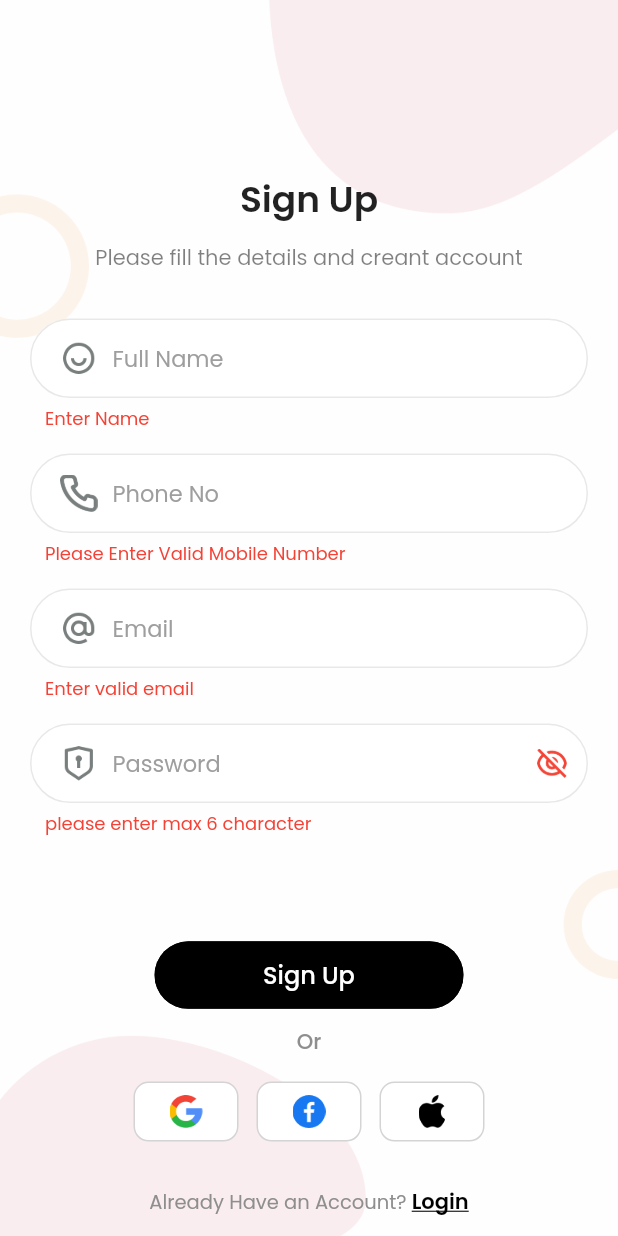
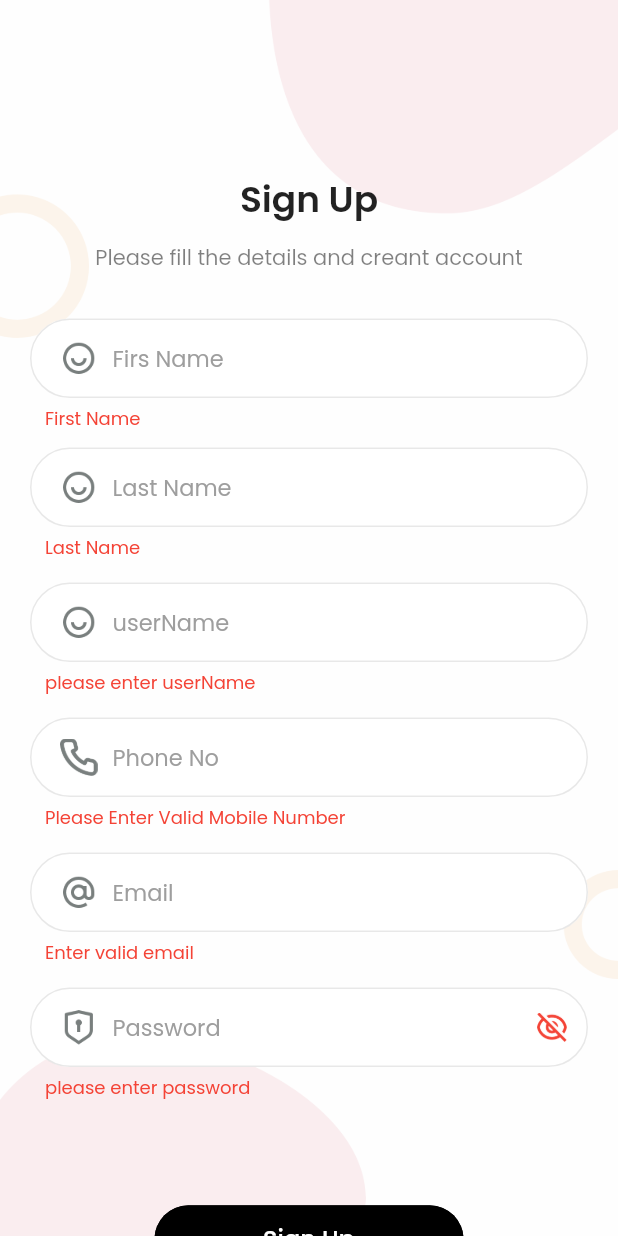
Before and after one commit to Abdul-Hanan-khan/dino_watch, a Flutter app: the SignUpScreen screen opened by its route, after a tap on "Sign Up", on a phone screen of 412 x 824 dp. Run offline on Flutter 3.47's test engine with Material 2 defaults, Android fonts, the phone set to English and light mode, and no system bars; our stand-ins replace carousel_slider, dio, flutter_switch, get, google_maps_flutter, image_cropper and 3 more.

Commit message:
sign up integrated

```diff
--- /dev/null
+++ b/lib/core/utils/api_constants.dart
@@ -0,0 +1,4 @@
+class AppApis{
+  static String login='https://dannidion.com/apies/login.php';
+  static String signUp='https://dannidion.com/apies/user-accounts.php';
+}
--- a/lib/core/utils/app_string.dart
+++ b/lib/core/utils/app_string.dart
@@ -25,7 +25,10 @@ class AppString {
   static String mes = "Message";
   static String dontHaveanAccount = "Don't Have an Account? ";
   static String fullName = "Full Name";
+  static String firstName = "Firs Name";
+  static String lastName = "Last Name";
   static String phNo = "Phone No";
+  static String userName = "userName";
   static String alreadyHaveanAccount = "Already Have an Account? ";
   static String or = "Or";
   static String backto = "Back to";
--- /dev/null
+++ b/lib/model/signup.dart
@@ -0,0 +1,24 @@
+class AuthModel {
+  int? userId;
+  String? userName;
+  String? userEmail;
+  String? status;
+
+  AuthModel({this.userId, this.userName, this.userEmail, this.status});
+
+  AuthModel.fromJson(Map<String, dynamic> json) {
+    userId = json['user_id'];
+    userName = json['user_name'];
+    userEmail = json['user_email'];
+    status = json['status'];
+  }
+
+  Map<String, dynamic> toJson() {
+    final Map<String, dynamic> data = new Map<String, dynamic>();
+    data['user_id'] = this.userId;
+    data['user_name'] = this.userName;
+    data['user_email'] = this.userEmail;
+    data['status'] = this.status;
+    return data;
+  }
+}
--- a/lib/presentation/auth/signup/signup_controller.dart
+++ b/lib/presentation/auth/signup/signup_controller.dart
@@ -1,16 +1,25 @@
+import 'package:watch_app/model/signup.dart';
+import 'package:watch_app/services/http_service.dart';
+
 import '../../../core/app_export.dart';
 import '../../../core/utils/helper.dart';
 
 class SignUpController extends GetxController {
   RxBool values = false.obs;
-  RxString email = "gautam.micrasolution@gmail.com".obs;
+  RxBool loading=false.obs;
+  RxString email = "".obs;
   RxString emailError = "".obs;
-  RxString name = "".obs;
-  RxString nameError = "".obs;
+  RxString firstName = "".obs;
+  RxString lastName = "".obs;
+  RxString firstNameErro = "".obs;
+  RxString lastNameError = "".obs;
   RxString phNo = "".obs;
   RxString phNoError = "".obs;
-  RxString password = "gautam".obs;
+  RxString password = "".obs;
   RxString passwordError = "".obs;
+
+  RxString userName = "".obs;
+  RxString userNameError = "".obs;
 
   RxBool obsure = false.obs;
 
@@ -18,31 +27,59 @@ class SignUpController extends GetxController {
     RxBool isValid = true.obs;
     emailError.value = '';
     passwordError.value = '';
-    nameError.value = '';
+    firstNameErro.value = '';
+    lastNameError.value = '';
     emailError.value = '';
     phNoError.value = "";
+    userNameError.value = "";
 
-    if (name.value.isEmpty) {
-      nameError.value = "Enter Name";
+    if (firstName.value.isEmpty) {
+      firstNameErro.value = "First Name";
+      isValid.value = false;
+    }    if (lastName.value.isEmpty) {
+      lastNameError.value = "Last Name";
       isValid.value = false;
     }
 
-    if (email.value.isEmpty) {
-      emailError.value = "Enter email";
+    if(!Helper.isEmail(email.toString())){
+      emailError.value = "Enter valid email";
       isValid.value = false;
-    } else if (!email.value.isEmail) {
-      emailError.value = "valid email";
-    } else {
-      emailError.value = "Enter valid email";
+
+    }else if(email.isEmpty){
+      emailError.value = "please email";
+      isValid.value = false;
+
     }
 
-    if (password.value.isEmpty) {
-      passwordError.value = "Enter password";
-      isValid.value = false;
-    } else if (!Helper.isPassword(password.value)) {
+    if(password.value.length >6){
       passwordError.value = "please enter max 6 character";
       isValid.value = false;
+    }else if(password.isEmpty || password.value.length <=0){
+      passwordError.value = "please enter password";
+      isValid.value = false;
     }
+    if(userName.isEmpty || userName == ""){
+      userNameError.value = "please enter userName";
+      isValid.value = false;
+
+    }
+    // if (email.value.isEmpty) {
+    //   emailError.value = "Enter email";
+    //   isValid.value = false;
+    // } else if (!email.value.isEmail) {
+    //   emailError.value = "valid email";
+    // } else {
+    //   emailError.value = "Enter valid email";
+    // }
+
+
+    // if (password.value.isEmpty) {
+    //   passwordError.value = "Enter password";
+    //   isValid.value = false;
+    // } else if (!Helper.isPassword(password.value)) {
+    //   passwordError.value = "please enter max 6 character";
+    //   isValid.value = false;
+    // }
 
     if (phNo.value.isEmpty) {
       phNoError.value = "Please Enter Valid Mobile Number";
@@ -54,9 +91,14 @@ class SignUpController extends GetxController {
     return isValid.value;
   }
 
-  onSignup() {
-    if (validate()) {
-      Get.offAllNamed(AppRoutes.bottomBarScreen);
+  onSignup() async {
+    if (validate())  {
+      loading.value=true;
+     AuthModel ?response=  await HttpService.uesrSignUp(firstName.toString(), lastName.toString(), email.toString(), userName.toString(), password.toString());
+      loading.value=false;
+      if(response!.status == 'success'){
+        Get.offAllNamed(AppRoutes.bottomBarScreen);
+      }
     }
   }
 }
--- a/lib/presentation/auth/signup/signup_screen.dart
+++ b/lib/presentation/auth/signup/signup_screen.dart
@@ -57,12 +57,27 @@ class SignUpScreen extends StatelessWidget {
                           ),
                           hSizedBox30,
                           AppTextField(
-                            hintText: AppString.fullName,
+                            hintText: AppString.firstName,
                             prefixIcon: ImageConstant.userIcon,
                             onChange: (val) {
-                              _con.name.value = val;
+                              _con.firstName.value = val;
                             },
-                            errorMessage: _con.nameError,
+                            errorMessage: _con.firstNameErro,
+                          ), AppTextField(
+                            hintText: AppString.lastName,
+                            prefixIcon: ImageConstant.userIcon,
+                            onChange: (val) {
+                              _con.lastName.value = val;
+                            },
+                            errorMessage: _con.lastNameError,
+                          ),
+                          hSizedBox4,  AppTextField(
+                            hintText: AppString.userName,
+                            prefixIcon: ImageConstant.userIcon,
+                            onChange: (val) {
+                              _con.userName.value = val;
+                            },
+                            errorMessage: _con.userNameError,
                           ),
                           hSizedBox4,
                           AppTextField(
@@ -111,7 +126,7 @@ class SignUpScreen extends StatelessWidget {
                             ),
                           ),
                           SizedBox(height: Get.height * 0.07),
-                          AppButton(
+                          _con.loading.value?CircularProgressIndicator(): AppButton(
                             text: AppString.signup,
                             width: Get.width / 2,
                             onPressed: () {
--- /dev/null
+++ b/lib/services/http_service.dart
@@ -0,0 +1,35 @@
+
+import 'dart:convert';
+
+import 'package:http/http.dart' as http;
+import 'package:watch_app/core/utils/api_constants.dart';
+import 'package:watch_app/core/utils/app_string.dart';
+import 'package:watch_app/model/signup.dart';
+//
+class HttpService {
+
+
+  static Future<AuthModel?> uesrSignUp(String firstName,String lastName,String email,String username,String password,) async {
+    try {
+      var response = await http.post(
+        Uri.parse(AppApis.signUp),
+        body: {
+          'first_name': firstName,
+          'last_name': lastName,
+          'email': email,
+          'username': username,
+          'password': password,
+        },
+      );
+      if (response.statusCode == 200) {
+        return AuthModel.fromJson(jsonDecode(response.body));
+      } else
+        return null;
+    }
+    catch (e) {
+      print(e);
+      return null;
+    }
+  }
+
+}
--- a/pubspec.yaml
+++ b/pubspec.yaml
@@ -45,6 +45,7 @@ dependencies:
   google_maps_flutter: ^2.1.5
   location: ^4.4.0
   intl: ^0.17.0
+  http:
   flutter_localizations:
     sdk: flutter
 
```
Also changed, not shown: pubspec.lock.
